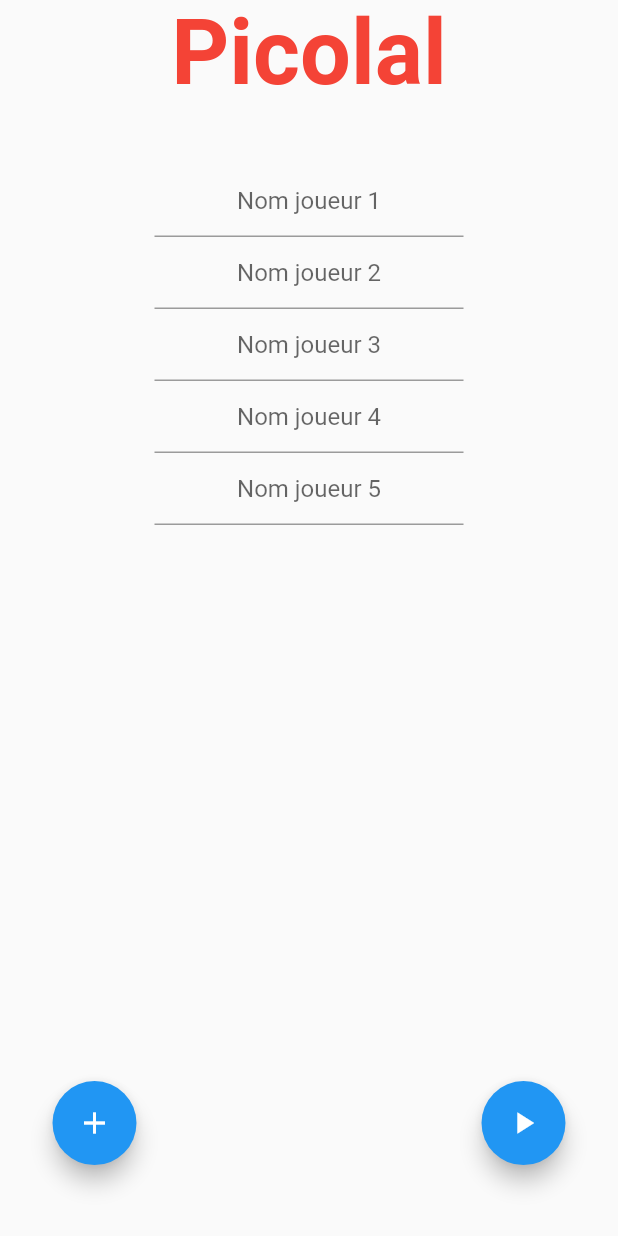
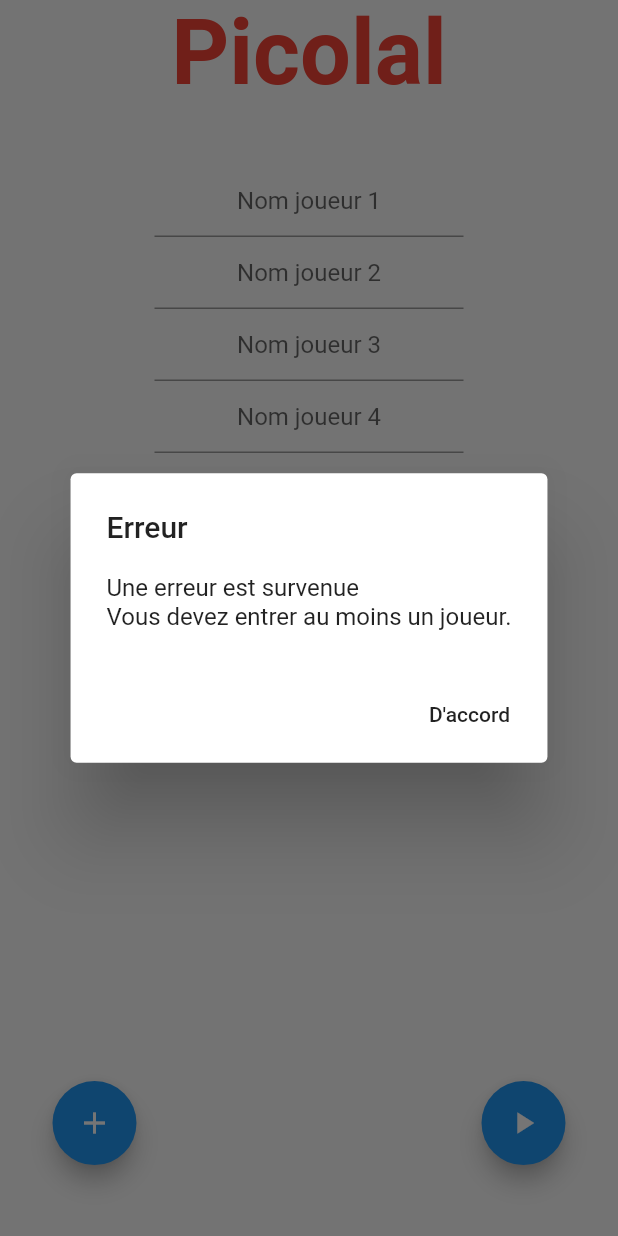
Before and after one commit to julianitow/Picolal_flutter, a Flutter app: the screen it shows after launch, after a tap on the "play arrow" icon, on a phone screen of 412 x 824 dp. Run offline on Flutter 3.47's test engine with Material 2 defaults, Android fonts, the phone set to English and light mode, and no system bars; statements that could not run were skipped.

Commit message:
Added Alert for no player

```diff
--- a/lib/Home.dart
+++ b/lib/Home.dart
@@ -45,7 +45,8 @@ class _MyHomePageState extends State<MyHomePage> {
   void _goToCategoriesView(BuildContext context) {
 
     if(player1.text == "" && player2.text == "" && player3.text == "" && player4.text == "" && player5.text == "") {
-      print("Aucun joueur.");
+      print("Aucun joueur - > _showPlayerAlert().");
+      this._showPlayerAlert();
     } else {
       if (player1.text != "")
         players.add(player1.text);
@@ -84,6 +85,34 @@ class _MyHomePageState extends State<MyHomePage> {
           actions: <Widget>[
             FlatButton(
               child: Text('Approve'),
+              onPressed: () {
+                Navigator.of(context).pop();
+              },
+            ),
+          ],
+        );
+      },
+    );
+  }
+
+  Future<void> _showPlayerAlert() async {
+  return showDialog<void>(
+      context: context,
+      barrierDismissible: false, // user must tap button!
+      builder: (BuildContext context) {
+        return AlertDialog(
+          title: Text('Erreur'),
+          content: SingleChildScrollView(
+            child: ListBody(
+              children: <Widget>[
+                Text('Une erreur est survenue'),
+                Text('Vous devez entrer au moins un joueur.'),
+              ],
+            ),
+          ),
+          actions: <Widget>[
+            FlatButton(
+              child: Text("D'accord"),
               onPressed: () {
                 Navigator.of(context).pop();
               },
```
